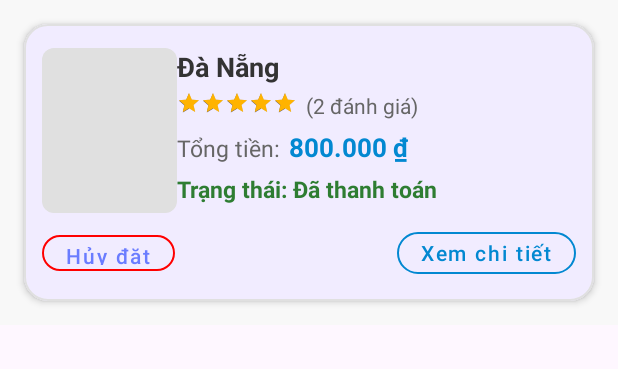
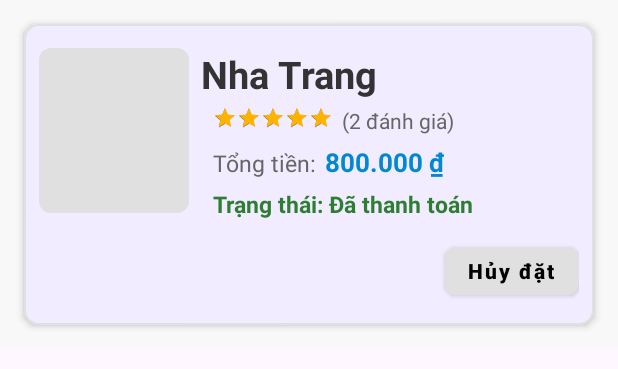
Before and after one commit to HQLuat/Lap_trinh_mobile, an Android app: the layout item_order_history.xml on its own in the app's theme, with its tools: preview values and no code run, on a phone screen of 412 x 824 dp. Shown: the top 369 px of the screen. Run offline under Robolectric (Android 15) with nearby library versions, the phone set to English and light mode, and no system bars.

Commit message:
update code

```diff
--- a/app/src/main/java/vn/edu/hcmuaf/fit/travelapp/order/data/repository/OrderCancelCallback.java
+++ /dev/null
@@ -1,6 +0,0 @@
-package vn.edu.hcmuaf.fit.travelapp.order.data.repository;
-
-public interface OrderCancelCallback {
-    void onSuccess();
-    void onError(Throwable t);
-}
--- a/app/src/main/java/vn/edu/hcmuaf/fit/travelapp/order/data/repository/OrderCreationCallback.java
+++ /dev/null
@@ -1,6 +0,0 @@
-package vn.edu.hcmuaf.fit.travelapp.order.data.repository;
-
-public interface OrderCreationCallback {
-    void onSuccess(String orderId);
-    void onFailure(Exception e);
-}
--- a/app/src/main/res/layout/item_order_history.xml
+++ b/app/src/main/res/layout/item_order_history.xml
@@ -1,4 +1,3 @@
-<?xml version="1.0" encoding="utf-8"?>
 <!-- layout/item_order_history.xml -->
 <LinearLayout xmlns:android="http://schemas.android.com/apk/res/android"
     xmlns:app="http://schemas.android.com/apk/res-auto"
@@ -12,7 +11,7 @@
         android:layout_width="match_parent"
         android:layout_height="wrap_content"
         android:layout_margin="8dp"
-        app:cardCornerRadius="16dp"
+        app:cardCornerRadius="10dp"
         app:cardElevation="3dp"
         app:strokeColor="#E0E0E0"
         app:strokeWidth="1dp"
@@ -21,15 +20,14 @@
         <androidx.constraintlayout.widget.ConstraintLayout
             android:layout_width="match_parent"
             android:layout_height="wrap_content"
-            android:padding="12dp">
+            android:padding="10dp">
 
             <!-- Ảnh -->
-
-            <!-- Tên địa điểm -->
             <ImageView
                 android:id="@+id/imgThumbnail"
-                android:layout_width="90dp"
+                android:layout_width="100dp"
                 android:layout_height="110dp"
+                android:layout_marginEnd="12dp"
                 android:background="@drawable/rounded_image_bg"
                 android:contentDescription="Thumbnail"
                 android:scaleType="centerCrop"
@@ -38,12 +36,14 @@
                 app:layout_constraintTop_toTopOf="parent"
                 app:layout_constraintVertical_bias="0.083" />
 
+            <!-- Tên địa điểm -->
             <TextView
                 android:id="@+id/tvDestination"
                 android:layout_width="0dp"
                 android:layout_height="wrap_content"
-                android:text="Đà Nẵng"
-                android:textSize="18sp"
+                android:layout_marginStart="8dp"
+                android:text="Nha Trang"
+                android:textSize="25sp"
                 android:textStyle="bold"
                 android:textColor="#333333"
                 app:layout_constraintTop_toTopOf="@id/imgThumbnail"
@@ -55,8 +55,9 @@
                 android:id="@+id/ratingContainer"
                 android:layout_width="wrap_content"
                 android:layout_height="wrap_content"
+                android:layout_marginTop="4dp"
+                android:layout_marginStart="8dp"
                 android:orientation="horizontal"
-                android:layout_marginTop="4dp"
                 app:layout_constraintStart_toStartOf="@id/tvDestination"
                 app:layout_constraintTop_toBottomOf="@id/tvDestination">
 
@@ -86,6 +87,7 @@
                 android:layout_width="wrap_content"
                 android:layout_height="wrap_content"
                 android:layout_marginTop="8dp"
+                android:layout_marginStart="8dp"
                 android:text="Tổng tiền:"
                 android:textColor="#666666"
                 android:textSize="15sp"
@@ -110,6 +112,7 @@
                 android:layout_width="wrap_content"
                 android:layout_height="wrap_content"
                 android:layout_marginTop="6dp"
+                android:layout_marginStart="8dp"
                 android:text="Trạng thái: Đã thanh toán"
                 android:textColor="#2E7D32"
                 android:textStyle="bold"
@@ -117,73 +120,26 @@
                 app:layout_constraintTop_toBottomOf="@id/tvTotalPrice"
                 app:layout_constraintStart_toStartOf="@id/tvDestination" />
 
-            <!-- Container chứa các nút hành động -->
-            <androidx.constraintlayout.widget.ConstraintLayout
-                android:id="@+id/buttonRow"
-                android:layout_width="match_parent"
-                android:layout_height="wrap_content"
+            <!-- Nút Hủy đặt nằm dưới cùng bên phải -->
+            <com.google.android.material.button.MaterialButton
+                android:id="@+id/btnCancel"
+                style="@style/Widget.MaterialComponents.Button"
+                android:layout_width="wrap_content"
+                android:layout_height="44dp"
+                android:text="Hủy đặt"
+                android:textAllCaps="false"
+                android:textColor="#000000"
+                android:textStyle="bold"
+                android:backgroundTint="#E0E0E0"
+                app:cornerRadius="8dp"
+                app:elevation="4dp"
+                app:rippleColor="@color/ripple_light_gray"
                 android:layout_marginTop="12dp"
+                android:layout_marginBottom="4dp"
+                app:layout_constraintEnd_toEndOf="parent"
                 app:layout_constraintTop_toBottomOf="@id/tvStatus"
-                app:layout_constraintStart_toStartOf="parent"
-                app:layout_constraintEnd_toEndOf="parent">
-
-                <!-- Nút Đặt lại -->
-                <com.google.android.material.button.MaterialButton
-                    android:id="@+id/btnReset"
-                    style="@style/Widget.MaterialComponents.Button.OutlinedButton"
-                    android:layout_width="wrap_content"
-                    android:layout_height="36dp"
-                    android:text="Đặt lại"
-                    android:textAllCaps="false"
-                    android:visibility="gone"
-                    app:cornerRadius="18dp"
-                    app:strokeWidth="1dp"
-                    app:strokeColor="?attr/colorPrimary"
-                    app:layout_constraintStart_toStartOf="parent"
-                    app:layout_constraintTop_toTopOf="parent"
-                    app:layout_constraintBottom_toBottomOf="parent" />
-
-                <!-- Nút Hủy đặt -->
-                <com.google.android.material.button.MaterialButton
-                    android:id="@+id/btnCancel"
-                    style="@style/Widget.MaterialComponents.Button.OutlinedButton"
-                    android:layout_width="wrap_content"
-                    android:layout_height="36dp"
-                    android:text="Hủy đặt"
-                    android:textAllCaps="false"
-                    android:visibility="visible"
-                    app:cornerRadius="18dp"
-                    app:strokeWidth="1dp"
-                    app:strokeColor="#FF0000"
-                    app:layout_constraintStart_toStartOf="parent"
-                    app:layout_constraintTop_toTopOf="parent"
-                    app:layout_constraintBottom_toBottomOf="parent" />
-
-                <!-- Nút Xem chi tiết -->
-                <com.google.android.material.button.MaterialButton
-                    android:id="@+id/btnDetails"
-                    style="@style/Widget.MaterialComponents.Button.OutlinedButton"
-                    android:layout_width="wrap_content"
-                    android:layout_height="40dp"
-                    android:text="Xem chi tiết"
-                    android:textAllCaps="false"
-                    android:textColor="#0288D1"
-                    android:textSize="14sp"
-                    android:layout_marginStart="8dp"
-                    app:iconGravity="textEnd"
-                    app:iconTint="#0288D1"
-                    app:iconPadding="4dp"
-                    app:cornerRadius="20dp"
-                    app:strokeColor="#0288D1"
-                    app:strokeWidth="1dp"
-                    app:rippleColor="#B3E5FC"
-                    app:layout_constraintEnd_toEndOf="parent"
-                    app:layout_constraintTop_toTopOf="parent"
-                    app:layout_constraintBottom_toBottomOf="parent" />
-            </androidx.constraintlayout.widget.ConstraintLayout>
-
+                app:layout_constraintBottom_toBottomOf="parent" />
 
         </androidx.constraintlayout.widget.ConstraintLayout>
     </com.google.android.material.card.MaterialCardView>
-
 </LinearLayout>
--- a/app/src/main/res/values/colors.xml
+++ b/app/src/main/res/values/colors.xml
@@ -46,6 +46,9 @@
     <color name="warning">#FFC107</color>
     <color name="info">#2196F3</color>
     <color name="success">#4CAF50</color>
+    <color name="ripple_light_gray">#BDBDBD</color>
+
+
 
 
 
```
Also changed, not shown: app/src/main/java/vn/edu/hcmuaf/fit/travelapp/order/OrdersHistoryActivity.java (+47 -66 lines), app/src/main/java/vn/edu/hcmuaf/fit/travelapp/order/OrdersHistoryLogic.java (added, +60 -0 lines), app/src/main/java/vn/edu/hcmuaf/fit/travelapp/order/adapter/OrderHistoryAdapter.java (+47 -24 lines), app/src/main/java/vn/edu/hcmuaf/fit/travelapp/order/data/repository/OrderDetailCallback.java (deleted, +0 -12 lines), app/src/main/java/vn/edu/hcmuaf/fit/travelapp/order/data/repository/OrderListCallback.java (deleted, +0 -10 lines), app/src/main/java/vn/edu/hcmuaf/fit/travelapp/order/data/repository/OrderRepository.java (+60 -31 lines), app/src/main/java/vn/edu/hcmuaf/fit/travelapp/order/model/Order.java (+41 -14 lines), app/src/main/java/vn/edu/hcmuaf/fit/travelapp/payment/Api/CancelOrder.java (deleted, +0 -46 lines), app/src/main/java/vn/edu/hcmuaf/fit/travelapp/payment/Api/RefundOrder.java (+63 -37 lines), app/src/main/java/vn/edu/hcmuaf/fit/travelapp/payment/ui/PaymentActivity.java (+34 -20 lines).
